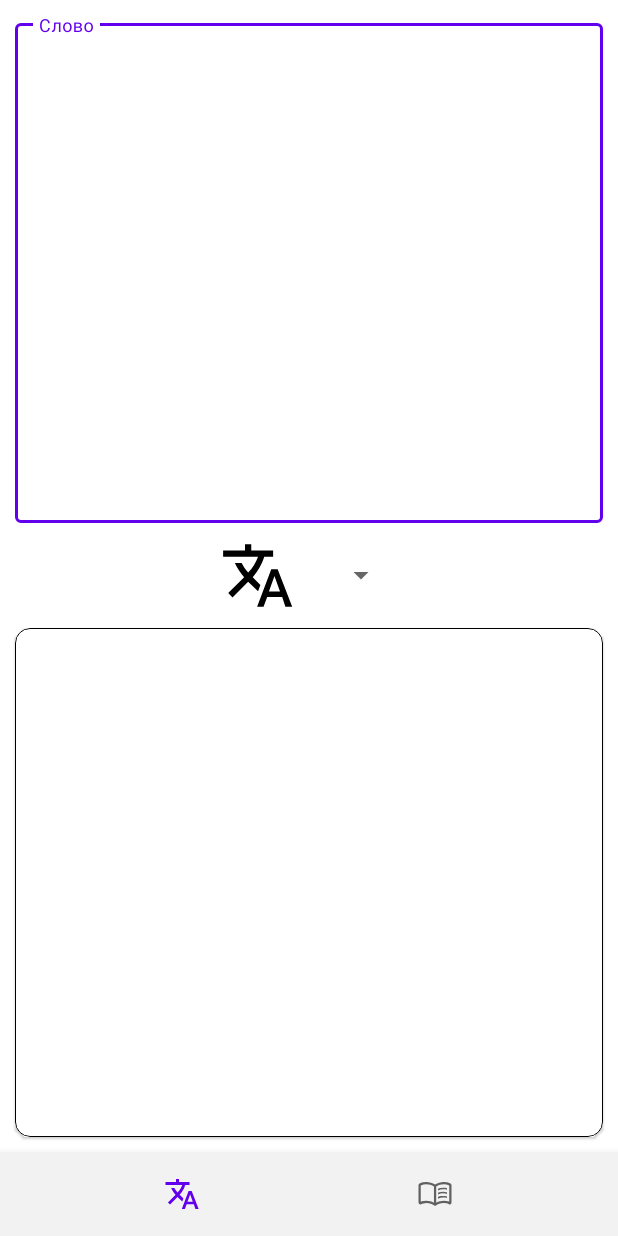
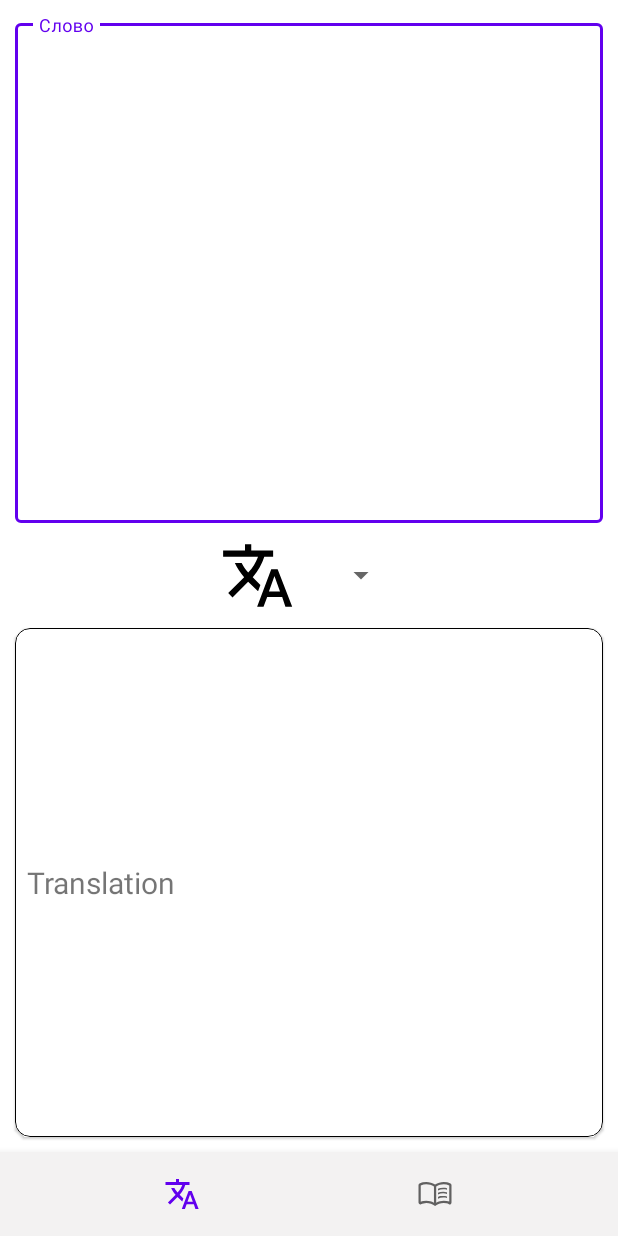
Before and after one commit to mzungu16/android_professional_dev_course, an Android app: the layout activity_main.xml on its own in the app's theme, with its tools: preview values and no code run, on a phone screen of 412 x 824 dp. Run offline under Robolectric (Android 15) with nearby library versions, the phone set to English and light mode, and no system bars.

Commit message:
добавил перевод

```diff
--- a/app/src/main/java/com/example/andorid_professional_dev_course/domain/RepositoryInt.kt
+++ b/app/src/main/java/com/example/andorid_professional_dev_course/domain/RepositoryInt.kt
@@ -1,10 +1,12 @@
 package com.example.andorid_professional_dev_course.domain
 
+import com.example.andorid_professional_dev_course.data.MainScreenData.ResultDTO
 import io.reactivex.rxjava3.core.Observable
 import io.reactivex.rxjava3.core.Single
 
 interface RepositoryInt {
     interface MainScreenRepo {
         fun languages(): Observable<List<String>>
+        fun getTranslation(lang: String, text: String): Observable<ResultDTO>
     }
 }
--- a/app/src/main/java/com/example/andorid_professional_dev_course/ui/mainScreen/MainScreenInt.kt
+++ /dev/null
@@ -1,5 +0,0 @@
-package com.example.andorid_professional_dev_course.ui.mainScreen
-
-interface MainScreenInt {
-    fun transferResult(callBack: (String) -> String)
-}
--- a/app/src/main/res/layout/activity_main.xml
+++ b/app/src/main/res/layout/activity_main.xml
@@ -25,6 +25,7 @@
             android:hint="Слово">
 
             <com.google.android.material.textfield.TextInputEditText
+                android:id="@+id/edit_text"
                 android:layout_width="match_parent"
                 android:layout_height="match_parent" />
 
@@ -61,10 +62,20 @@
             app:strokeColor="@color/black"
             app:strokeWidth="0.7dp">
 
-            <androidx.recyclerview.widget.RecyclerView
+            <LinearLayout
                 android:layout_width="match_parent"
                 android:layout_height="wrap_content"
-                android:layout_margin="7dp" />
+                android:layout_margin="8dp"
+                android:layout_gravity="center_vertical"
+                android:orientation="vertical">
+
+                <TextView
+                    android:id="@+id/result_text"
+                    android:layout_width="wrap_content"
+                    android:layout_height="wrap_content"
+                    android:textSize="20sp"
+                    tools:text="Translation" />
+            </LinearLayout>
 
         </com.google.android.material.card.MaterialCardView>
     </LinearLayout>
```
Also changed, not shown: app/src/main/java/com/example/andorid_professional_dev_course/data/MainScreenData/MainScreenRepoImpl.kt (+19 -1 lines), app/src/main/java/com/example/andorid_professional_dev_course/data/MainScreenData/ResultDTO.kt (added, +33 -0 lines), app/src/main/java/com/example/andorid_professional_dev_course/data/MainScreenData/RetrofitInt.kt (+7 -0 lines), app/src/main/java/com/example/andorid_professional_dev_course/domain/Contracts.kt (+6 -3 lines), app/src/main/java/com/example/andorid_professional_dev_course/ui/mainScreen/MainActivity.kt (+10 -1 lines), app/src/main/java/com/example/andorid_professional_dev_course/ui/mainScreen/MainScreenPresenter.kt (+12 -18 lines).
